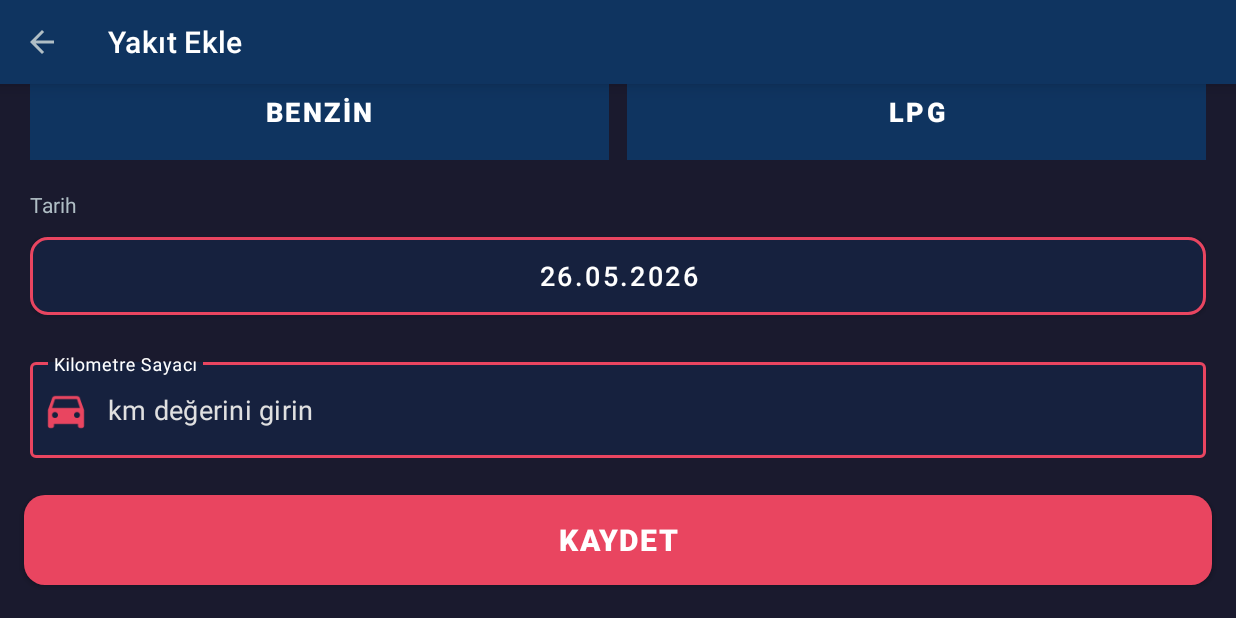
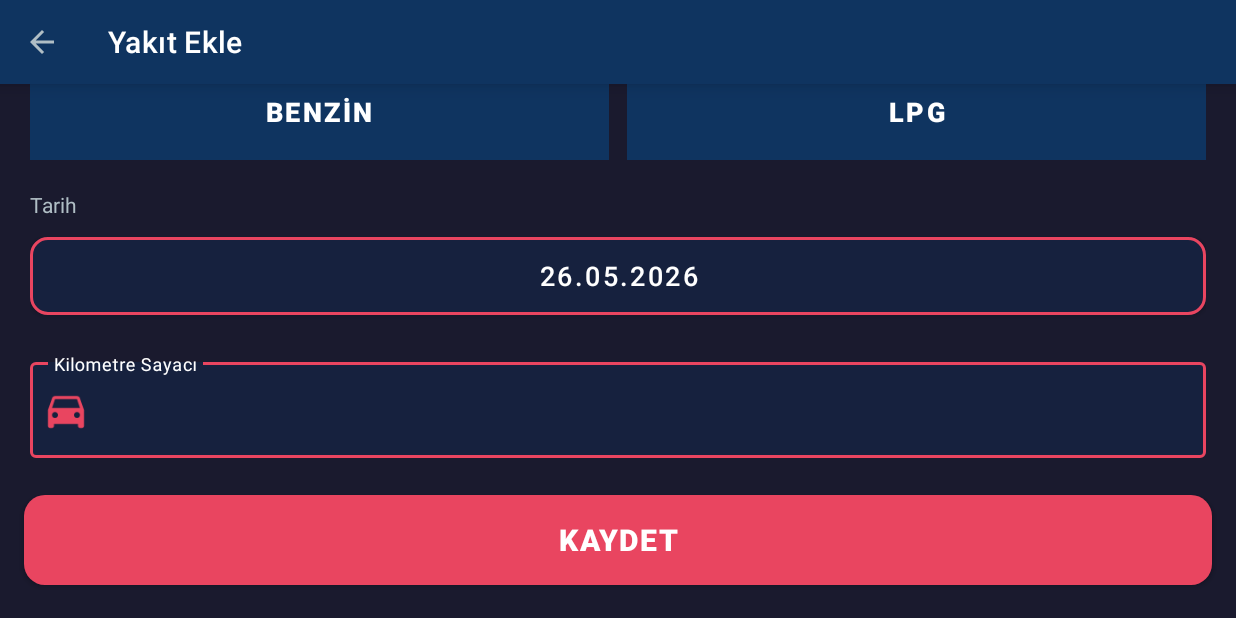
Before and after one commit to kayisyaparemin/Heart-Failure-Prediction-with-ML-, an Android app: the AddFuelActivity screen opened directly, with no data from a screen before it, on a phone screen of 824 x 412 dp (held sideways). Run offline under Robolectric (Android 15) with nearby library versions, the phone set to English and light mode, and no system bars.

Commit message:
Fix: TextInputEditText içindeki duplicate hint'ler kaldırıldı
TextInputLayout'taki android:hint (floating label) ile
TextInputEditText içindeki android:hint üst üste biniyordu.
İç EditText'lerden tüm hint ve textColorHint attribute'ları silindi.

https://claude.ai/code/session_01PedDDiEHJeCdYHAN3g2j19

```diff
--- a/navisun-fuel-tracker/app/src/main/res/layout/activity_add_fuel.xml
+++ b/navisun-fuel-tracker/app/src/main/res/layout/activity_add_fuel.xml
@@ -117,8 +117,6 @@
                     android:inputType="numberDecimal"
                     android:textColor="@color/text_primary"
                     android:textSize="18sp"
-                    android:hint="@string/odometer_hint"
-                    android:textColorHint="#E0E0E0"
                     android:imeOptions="actionNext" />
 
             </com.google.android.material.textfield.TextInputLayout>
@@ -145,8 +143,6 @@
                     android:inputType="numberDecimal"
                     android:textColor="@color/text_primary"
                     android:textSize="18sp"
-                    android:hint="@string/fuel_amount_hint"
-                    android:textColorHint="#E0E0E0"
                     android:imeOptions="actionNext" />
 
             </com.google.android.material.textfield.TextInputLayout>
@@ -171,8 +167,6 @@
                     android:inputType="numberDecimal"
                     android:textColor="@color/text_primary"
                     android:textSize="18sp"
-                    android:hint="@string/price_per_liter_hint"
-                    android:textColorHint="#E0E0E0"
                     android:imeOptions="actionNext" />
 
             </com.google.android.material.textfield.TextInputLayout>
@@ -197,8 +191,6 @@
                     android:inputType="numberDecimal"
                     android:textColor="@color/text_primary"
                     android:textSize="18sp"
-                    android:hint="Opsiyonel - TL/km hesabı için"
-                    android:textColorHint="#E0E0E0"
                     android:imeOptions="actionNext" />
 
             </com.google.android.material.textfield.TextInputLayout>
@@ -313,8 +305,6 @@
                     android:inputType="text"
                     android:textColor="@color/text_primary"
                     android:textSize="16sp"
-                    android:hint="@string/note_hint"
-                    android:textColorHint="#E0E0E0"
                     android:imeOptions="actionDone" />
 
             </com.google.android.material.textfield.TextInputLayout>
```
